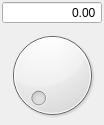
Old version of the form widgets/QRotaryEncoderSpinBox.ui in the repository davidgrier/QInstrument.
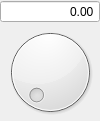
New version of the form. Custom widgets are drawn as their Qt base class.

Commit message: update for rotary encoder

```diff
--- a/widgets/QRotaryEncoderSpinBox.ui
+++ b/widgets/QRotaryEncoderSpinBox.ui
@@ -6,8 +6,8 @@
    <rect>
     <x>0</x>
     <y>0</y>
-    <width>104</width>
-    <height>125</height>
+    <width>100</width>
+    <height>121</height>
    </rect>
   </property>
   <property name="windowTitle">
@@ -15,19 +15,19 @@
   </property>
   <layout class="QVBoxLayout" name="verticalLayout">
    <property name="spacing">
-    <number>2</number>
+    <number>0</number>
    </property>
    <property name="leftMargin">
-    <number>2</number>
+    <number>0</number>
    </property>
    <property name="topMargin">
-    <number>1</number>
+    <number>0</number>
    </property>
    <property name="rightMargin">
-    <number>2</number>
+    <number>0</number>
    </property>
    <property name="bottomMargin">
-    <number>1</number>
+    <number>0</number>
    </property>
    <item>
     <widget class="QDoubleSpinBox" name="value">
@@ -104,7 +104,14 @@
     </widget>
    </item>
    <item>
-    <widget class="QRotaryEncoder" name="encoder"/>
+    <widget class="QRotaryEncoder" name="encoder">
+     <property name="minimumSize">
+      <size>
+       <width>100</width>
+       <height>95</height>
+      </size>
+     </property>
+    </widget>
    </item>
   </layout>
  </widget>
```
The commit also changes 1 other file.
